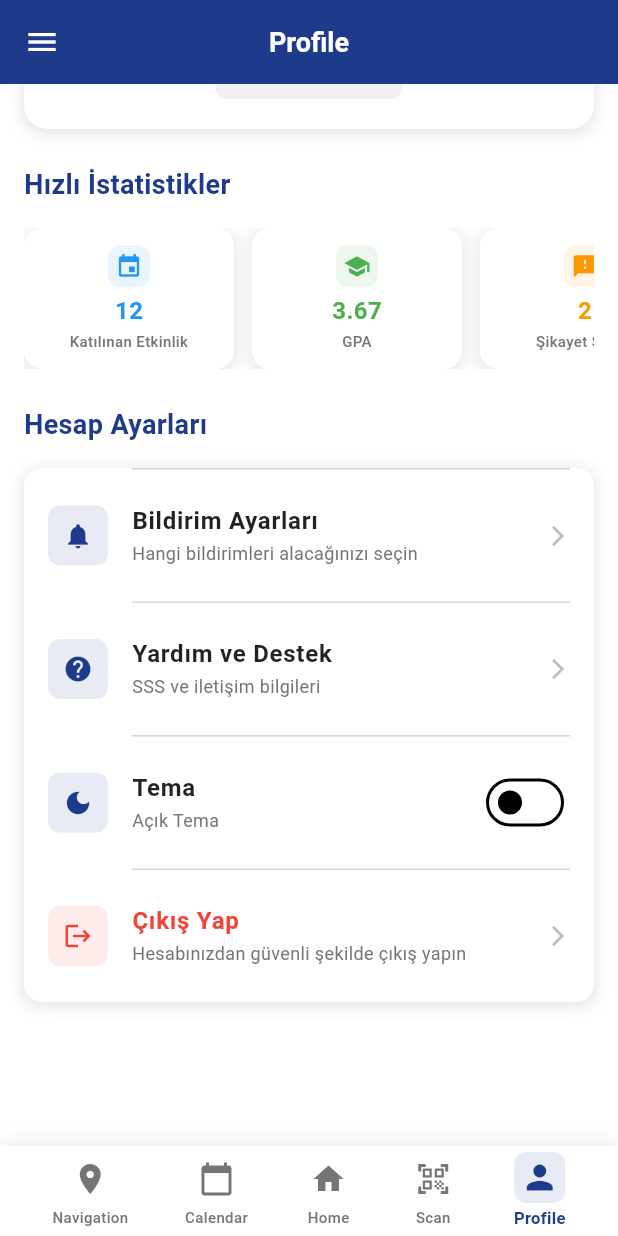
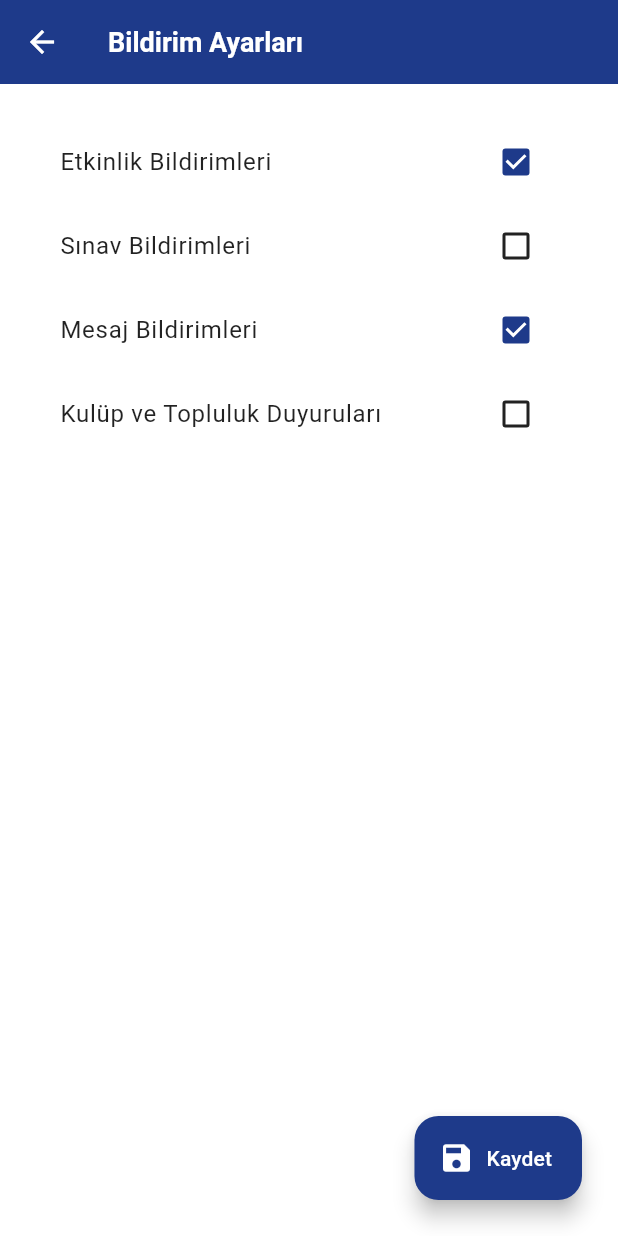
Before and after one commit to yusufbilgic14/5Myusuffork, a Flutter app: the ProfileScreen screen opened directly, scrolled down 310 dp, after a tap on "Bildirim Ayarları", on a phone screen of 412 x 824 dp. Run offline on Flutter 3.47's test engine with Material 3 defaults, Android fonts, the light colour scheme and no system bars; our stand-ins replace camera, google_maps_flutter, permission_handler, qr_flutter, shared_preferences; accounts and stored records are empty.

Commit message:
suppurt and notifications
YUSUF BİLGİÇ ADAMIMDIR

```diff
--- /dev/null
+++ b/lib/screens/notification_settings_screen.dart
@@ -0,0 +1,107 @@
+import 'package:flutter/material.dart';
+import 'package:shared_preferences/shared_preferences.dart';
+
+class NotificationSettingsScreen extends StatefulWidget {
+  const NotificationSettingsScreen({Key? key}) : super(key: key);
+
+  @override
+  State<NotificationSettingsScreen> createState() =>
+      _NotificationSettingsScreenState();
+}
+
+class _NotificationSettingsScreenState
+    extends State<NotificationSettingsScreen> {
+  bool eventNotifications = true;
+  bool gradeNotifications = false;
+  bool messageNotifications = true;
+  bool clubNotifications = false;
+
+  @override
+  void initState() {
+    super.initState();
+    _loadSettings();
+  }
+
+  Future<void> _loadSettings() async {
+    final prefs = await SharedPreferences.getInstance();
+    setState(() {
+      eventNotifications = prefs.getBool('eventNotifications') ?? true;
+      gradeNotifications = prefs.getBool('gradeNotifications') ?? false;
+      messageNotifications = prefs.getBool('messageNotifications') ?? true;
+      clubNotifications = prefs.getBool('clubNotifications') ?? false;
+    });
+  }
+
+  Future<void> _saveSettings() async {
+    final prefs = await SharedPreferences.getInstance();
+    await prefs.setBool('eventNotifications', eventNotifications);
+    await prefs.setBool('gradeNotifications', gradeNotifications);
+    await prefs.setBool('messageNotifications', messageNotifications);
+    await prefs.setBool('clubNotifications', clubNotifications);
+    if (mounted) {
+      ScaffoldMessenger.of(context).showSnackBar(
+        const SnackBar(content: Text('Bildirim ayarları kaydedildi.')),
+      );
+      await Future.delayed(const Duration(milliseconds: 500));
+      if (mounted) Navigator.pop(context);
+    }
+  }
+
+  @override
+  Widget build(BuildContext context) {
+    return Scaffold(
+      appBar: AppBar(
+        title: const Text('Bildirim Ayarları'),
+        backgroundColor: const Color(0xFF1E3A8A),
+        foregroundColor: Colors.white,
+      ),
+      body: Stack(
+        children: [
+          ListView(
+            padding: const EdgeInsets.all(24),
+            children: [
+              CheckboxListTile(
+                title: const Text('Etkinlik Bildirimleri'),
+                value: eventNotifications,
+                onChanged: (val) {
+                  setState(() => eventNotifications = val ?? false);
+                },
+              ),
+              CheckboxListTile(
+                title: const Text('Sınav Bildirimleri'),
+                value: gradeNotifications,
+                onChanged: (val) {
+                  setState(() => gradeNotifications = val ?? false);
+                },
+              ),
+              CheckboxListTile(
+                title: const Text('Mesaj Bildirimleri'),
+                value: messageNotifications,
+                onChanged: (val) {
+                  setState(() => messageNotifications = val ?? false);
+                },
+              ),
+              CheckboxListTile(
+                title: const Text('Kulüp ve Topluluk Duyuruları'),
+                value: clubNotifications,
+                onChanged: (val) {
+                  setState(() => clubNotifications = val ?? false);
+                },
+              ),
+            ],
+          ),
+          Positioned(
+            right: 24,
+            bottom: 24,
+            child: FloatingActionButton.extended(
+              onPressed: _saveSettings,
+              backgroundColor: const Color(0xFF1E3A8A),
+              icon: const Icon(Icons.save),
+              label: const Text('Kaydet'),
+            ),
+          ),
+        ],
+      ),
+    );
+  }
+}
--- a/lib/screens/profile_screen.dart
+++ b/lib/screens/profile_screen.dart
@@ -8,6 +8,8 @@
 import '../widgets/common/bottom_navigation_widget.dart';
 import '../widgets/common/user_info_widget.dart';
 import '../screens/login_screen.dart'; // LoginScreen importu eklendi
+import 'notification_settings_screen.dart'; // Bildirim ayarları ekranı importu
+import 'help_support_screen.dart'; // Yardım ve Destek ekranı importu
 
 class ProfileScreen extends StatefulWidget {
   const ProfileScreen({super.key});
@@ -241,7 +243,12 @@
             title: 'Bildirim Ayarları',
             subtitle: 'Hangi bildirimleri alacağınızı seçin',
             onTap: () {
-              // TODO: Bildirim ayarları sayfasına git / Navigate to notification settings page
+              Navigator.push(
+                context,
+                MaterialPageRoute(
+                  builder: (context) => const NotificationSettingsScreen(),
+                ),
+              );
             },
           ),
           _buildDivider(),
@@ -250,7 +257,12 @@
             title: 'Yardım ve Destek',
             subtitle: 'SSS ve iletişim bilgileri',
             onTap: () {
-              // TODO: Yardım sayfasına git / Navigate to help page
+              Navigator.push(
+                context,
+                MaterialPageRoute(
+                  builder: (context) => const HelpSupportScreen(),
+                ),
+              );
             },
           ),
           _buildDivider(),
```
Also changed, not shown: lib/screens/help_support_screen.dart (added, +128 -0 lines), pubspec.lock.
